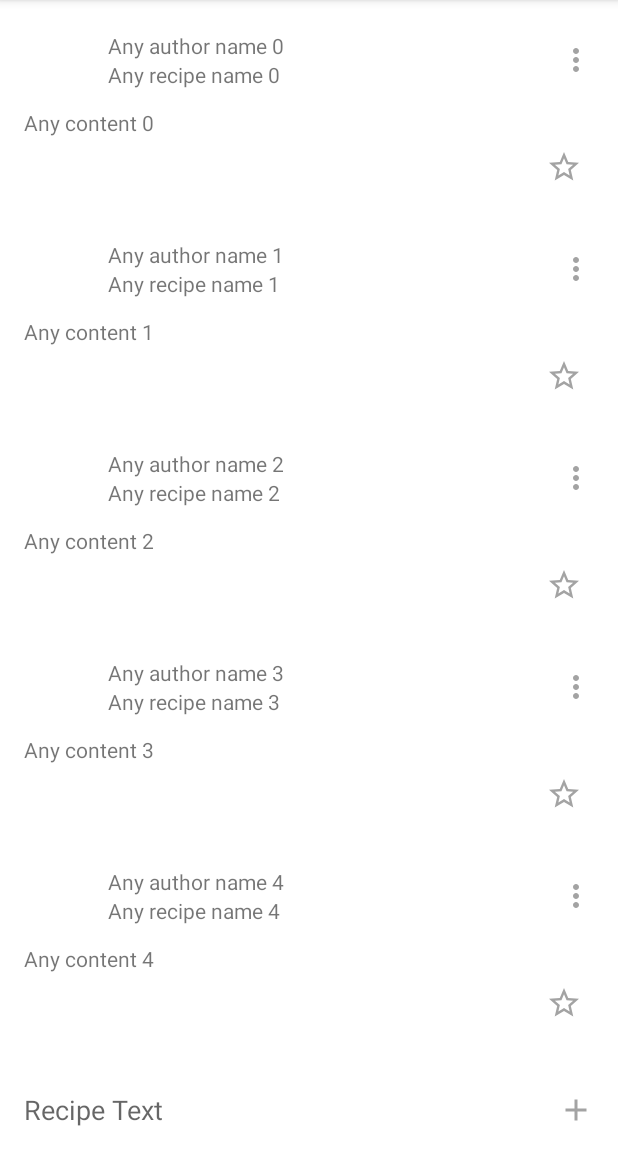
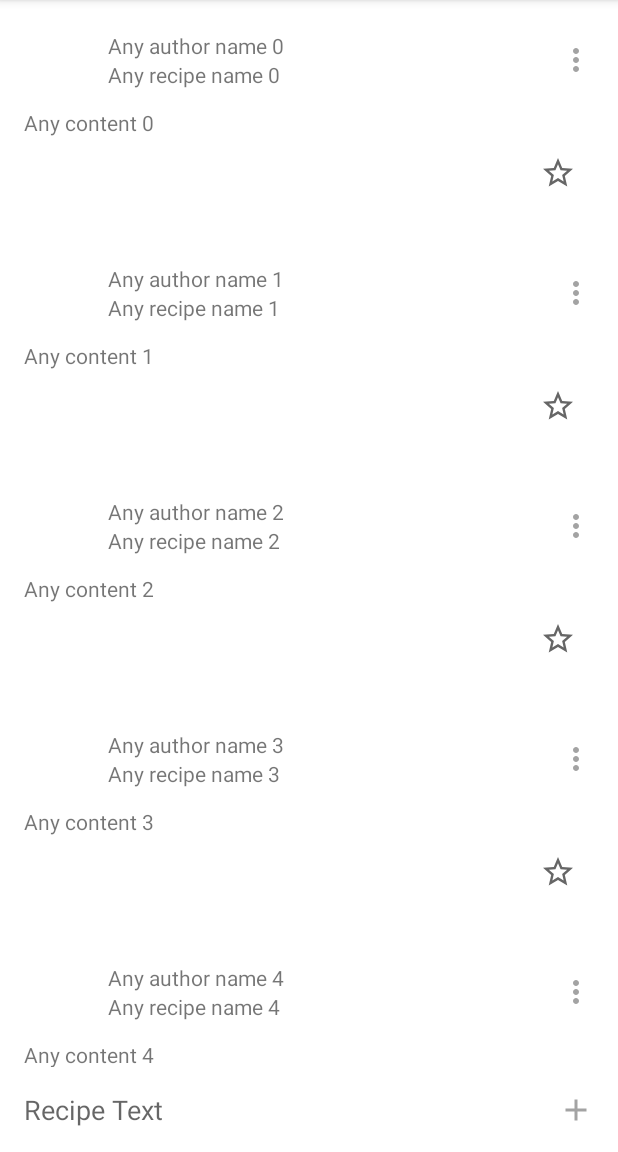
Before and after one commit to text-code/Recipes, an Android app: the screen it shows after launch (MainActivity), on a phone screen of 412 x 824 dp, the part 84-1236 px from its top. Run offline under Robolectric (Android 15) with nearby library versions, the phone set to English and light mode, and no system bars.

Commit message:
Material Design

```diff
--- a/app/src/main/java/ru/netology/recipes/adapter/RecipeAdapter.kt
+++ b/app/src/main/java/ru/netology/recipes/adapter/RecipeAdapter.kt
@@ -61,13 +61,10 @@ internal class RecipeAdapter(
                 authorName.text = recipe.authorName
                 recipeName.text = recipe.recipeName
                 recipeContent.text = recipe.content
-                favorite.setImageResource(getFavoriteIconResId(recipe.favorite))
+                favorite.isChecked = recipe.favorite
                 menu.setOnClickListener { popupMenu.show() }
             }
         }
-
-        private fun getFavoriteIconResId(favorite: Boolean) =
-            if (favorite) R.drawable.ic_star_gold_24dp else R.drawable.ic_star_border_24dp
     }
 
     private object DiffCallback : DiffUtil.ItemCallback<Recipe>() {
--- a/app/src/main/java/ru/netology/recipes/data/viewModel/RecipeViewModel.kt
+++ b/app/src/main/java/ru/netology/recipes/data/viewModel/RecipeViewModel.kt
@@ -31,7 +31,5 @@ class RecipeViewModel : ViewModel(), RecipeInteractionListener {
 
     override fun onFavoriteClicked(recipe: Recipe) = repository.favorite(recipe.id)
     override fun onDeleteClicked(recipe: Recipe) = repository.delete(recipe.id)
-    override fun onEditClicked(recipe: Recipe) {
-        currentRecipe.value = recipe
-    }
+    override fun onEditClicked(recipe: Recipe) { currentRecipe.value = recipe }
 }
--- /dev/null
+++ b/app/src/main/res/color/favorite_checkbox_tint.xml
@@ -0,0 +1,5 @@
+<?xml version="1.0" encoding="utf-8"?>
+<selector xmlns:android="http://schemas.android.com/apk/res/android">
+    <item android:color="@android:color/holo_orange_light" android:state_checked="true" />
+    <item android:color="?attr/colorControlNormal" />
+</selector>
--- /dev/null
+++ b/app/src/main/res/drawable/ic_favorite_24dp.xml
@@ -0,0 +1,5 @@
+<?xml version="1.0" encoding="utf-8"?>
+<selector xmlns:android="http://schemas.android.com/apk/res/android">
+    <item android:drawable="@drawable/ic_star_24dp" android:state_checked="true" />
+    <item android:drawable="@drawable/ic_star_border_24dp" />
+</selector>
--- a/app/src/main/res/drawable/ic_star_gold_24dp.xml
+++ b/app/src/main/res/drawable/ic_star_24dp.xml
@@ -1,4 +1,4 @@
-<vector android:height="24dp" android:tint="#D4AF37"
+<vector android:height="24dp" android:tint="#A3A3A3"
     android:viewportHeight="24" android:viewportWidth="24"
     android:width="24dp" xmlns:android="http://schemas.android.com/apk/res/android">
     <path android:fillColor="@android:color/white" android:pathData="M14.43,10l-2.43,-8l-2.43,8l-7.57,0l6.18,4.41l-2.35,7.59l6.17,-4.69l6.18,4.69l-2.35,-7.59l6.17,-4.41z"/>
--- a/app/src/main/res/layout/recipe.xml
+++ b/app/src/main/res/layout/recipe.xml
@@ -69,16 +69,17 @@
         android:layout_marginTop="8dp"
         />
 
-    <androidx.appcompat.widget.AppCompatImageButton
+    <com.google.android.material.checkbox.MaterialCheckBox
         android:id="@+id/favorite"
         android:layout_width="wrap_content"
         android:layout_height="wrap_content"
+        android:button="@drawable/ic_favorite_24dp"
+        android:buttonTint="@color/favorite_checkbox_tint"
         android:background="@android:color/transparent"
         app:layout_constraintTop_toBottomOf="@id/recipe_content"
         app:layout_constraintEnd_toEndOf="parent"
-        android:layout_margin="8dp"
-        android:src="@drawable/ic_star_border_24dp"
+        android:checkable="true"
+        android:contentDescription="@string/favorite"
         />
 
-
 </androidx.constraintlayout.widget.ConstraintLayout>
--- a/app/src/main/res/values/strings.xml
+++ b/app/src/main/res/values/strings.xml
@@ -4,4 +4,5 @@
     <string name="recipe_text">Recipe Text</string>
     <string name="save">Save</string>
     <string name="edit">Edit</string>
+    <string name="favorite">Favorite</string>
 </resources>
--- a/app/src/main/res/values/themes.xml
+++ b/app/src/main/res/values/themes.xml
@@ -10,7 +10,7 @@
         <item name="colorSecondaryVariant">@color/teal_700</item>
         <item name="colorOnSecondary">@color/black</item>
         <!-- Status bar color. -->
-        <item name="android:statusBarColor" >?attr/colorPrimaryVariant</item>
+        <item name="android:statusBarColor">?attr/colorPrimaryVariant</item>
         <!-- Customize your theme here. -->
     </style>
 </resources>
```
Also changed, not shown: 1 other file.
